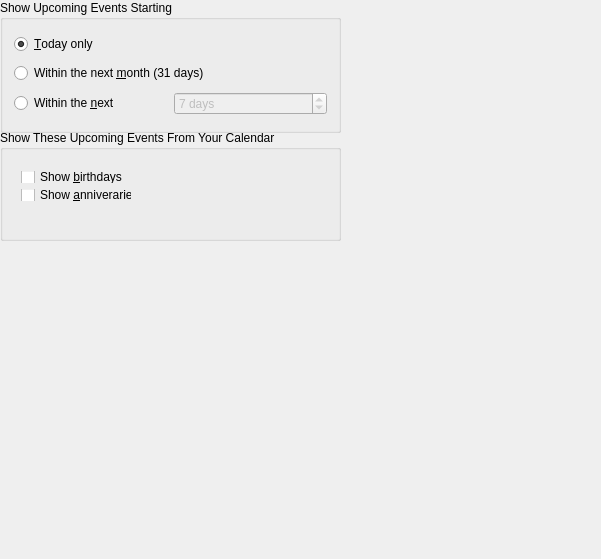
Old version of the form kontact/plugins/korganizer/apptsummaryconfig_base.ui in the repository chusopr/kdepim-ktimetracker-akonadi.
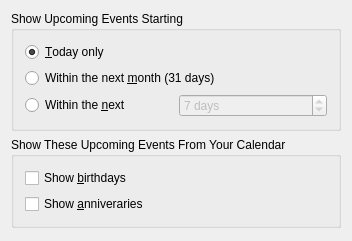
New version of the form.

Commit message: Layout changes, make it more simple and add missing parent layout.

The edit to the form file:
```diff
--- a/kontact/plugins/korganizer/apptsummaryconfig_base.ui
+++ b/kontact/plugins/korganizer/apptsummaryconfig_base.ui
@@ -7,27 +7,21 @@
    <rect>
     <x>0</x>
     <y>0</y>
-    <width>601</width>
-    <height>559</height>
+    <width>352</width>
+    <height>241</height>
    </rect>
   </property>
   <property name="windowTitle" >
    <string>Event Summary Configuration</string>
   </property>
+  <layout class="QVBoxLayout" name="verticalLayout_2" >
+   <item>
   <widget class="QGroupBox" name="mDaysButtonGroup" >
-   <property name="geometry" >
-    <rect>
-     <x>0</x>
-     <y>0</y>
-     <width>341</width>
-     <height>133</height>
-    </rect>
-   </property>
    <property name="title" >
     <string>Show Upcoming Events Starting</string>
    </property>
    <layout class="QGridLayout" name="gridLayout" >
-    <item row="0" column="0" >
+      <item row="0" column="0" colspan="2" >
      <widget class="QRadioButton" name="mDateTodayButton" >
       <property name="text" >
        <string>&amp;Today only</string>
@@ -37,7 +31,7 @@
       </property>
      </widget>
     </item>
-    <item row="1" column="0" >
+      <item row="1" column="0" colspan="2" >
      <widget class="QRadioButton" name="mDateMonthButton" >
       <property name="text" >
        <string>Within the next &amp;month (31 days)</string>
@@ -48,8 +42,6 @@
      </widget>
     </item>
     <item row="2" column="0" >
-     <layout class="QHBoxLayout" name="horizontalLayout" >
-      <item>
        <widget class="QRadioButton" name="mDateRangeButton" >
         <property name="enabled" >
          <bool>true</bool>
@@ -62,7 +54,7 @@
         </property>
        </widget>
       </item>
-      <item>
+      <item row="2" column="1" >
        <widget class="QSpinBox" name="mCustomDays" >
         <property name="enabled" >
          <bool>false</bool>
@@ -88,30 +80,13 @@
        </widget>
       </item>
      </layout>
-    </item>
-   </layout>
-  </widget>
+    </widget>
+   </item>
+   <item>
   <widget class="QGroupBox" name="mShowButtonGroup" >
-   <property name="geometry" >
-    <rect>
-     <x>0</x>
-     <y>130</y>
-     <width>341</width>
-     <height>111</height>
-    </rect>
-   </property>
    <property name="title" >
     <string>Show These Upcoming Events From Your Calendar</string>
    </property>
-   <widget class="QWidget" name="layoutWidget" >
-    <property name="geometry" >
-     <rect>
-      <x>10</x>
-      <y>30</y>
-      <width>133</width>
-      <height>52</height>
-     </rect>
-    </property>
     <layout class="QVBoxLayout" name="verticalLayout" >
      <item>
       <widget class="QCheckBox" name="mShowBirthdaysFromCal" >
@@ -141,7 +116,21 @@
      </item>
     </layout>
    </widget>
-  </widget>
+   </item>
+   <item>
+    <spacer name="verticalSpacer" >
+     <property name="orientation" >
+      <enum>Qt::Vertical</enum>
+     </property>
+     <property name="sizeHint" stdset="0" >
+      <size>
+       <width>20</width>
+       <height>40</height>
+      </size>
+     </property>
+    </spacer>
+   </item>
+  </layout>
  </widget>
  <layoutdefault spacing="6" margin="11" />
  <resources/>
```
Left out of the diff: 2 changed lines with no effect on the pictures. Lines whose indentation alone changed are shown as unchanged.
